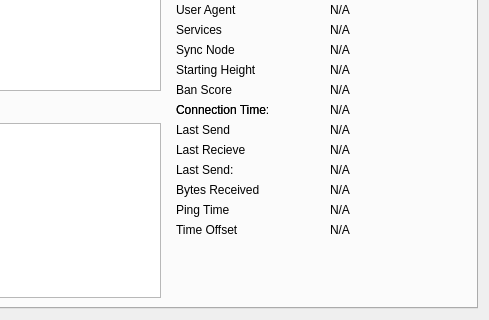
Above: src/qt/forms/rpcconsole.ui from CooleRRSA/crave before the change; both pictures show x 251 to 740 and y 130 to 450 of the 740 by 450 pixel window. Below: the same form after it.
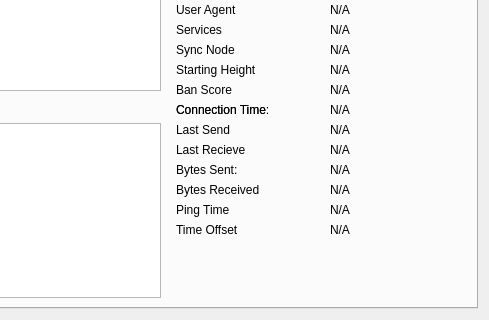
That is the form after the change. Icons and pictures are not drawn. Custom widgets are drawn as their Qt base class.

Commit message: Fix bytes sent label in debug window peers tab

```diff
--- a/src/qt/forms/rpcconsole.ui
+++ b/src/qt/forms/rpcconsole.ui
@@ -1088,7 +1088,7 @@
           <item row="11" column="0">
            <widget class="QLabel" name="label_18">
             <property name="text">
-             <string>Last Send:</string>
+             <string>Bytes Sent:</string>
             </property>
            </widget>
           </item>
```
